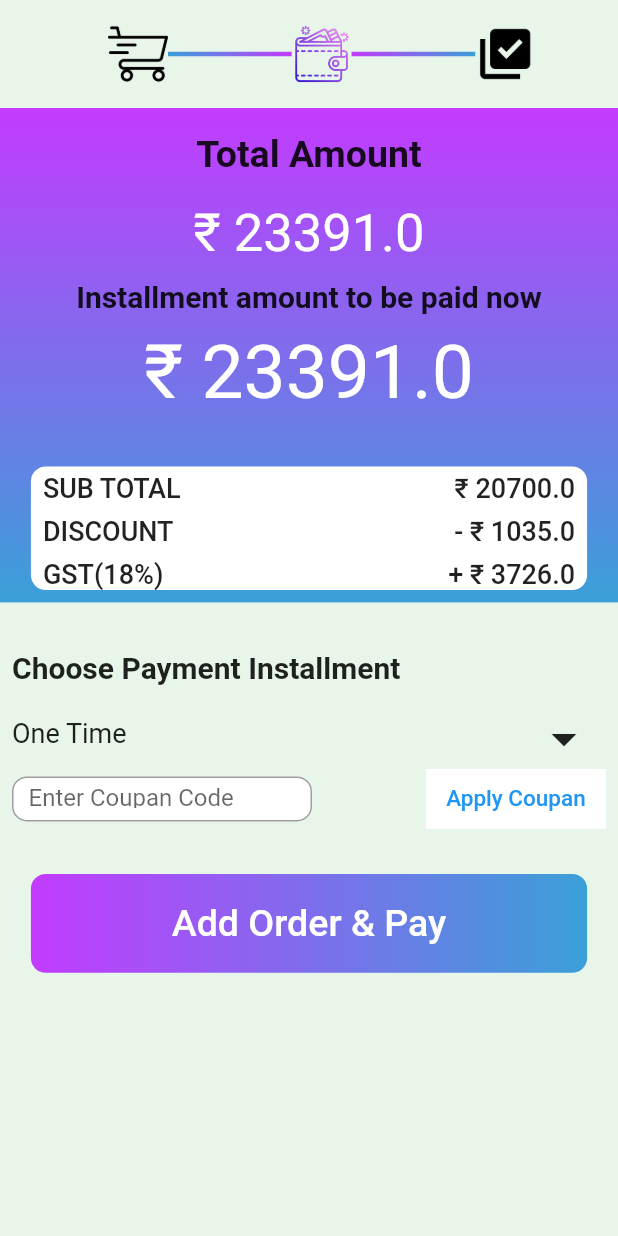
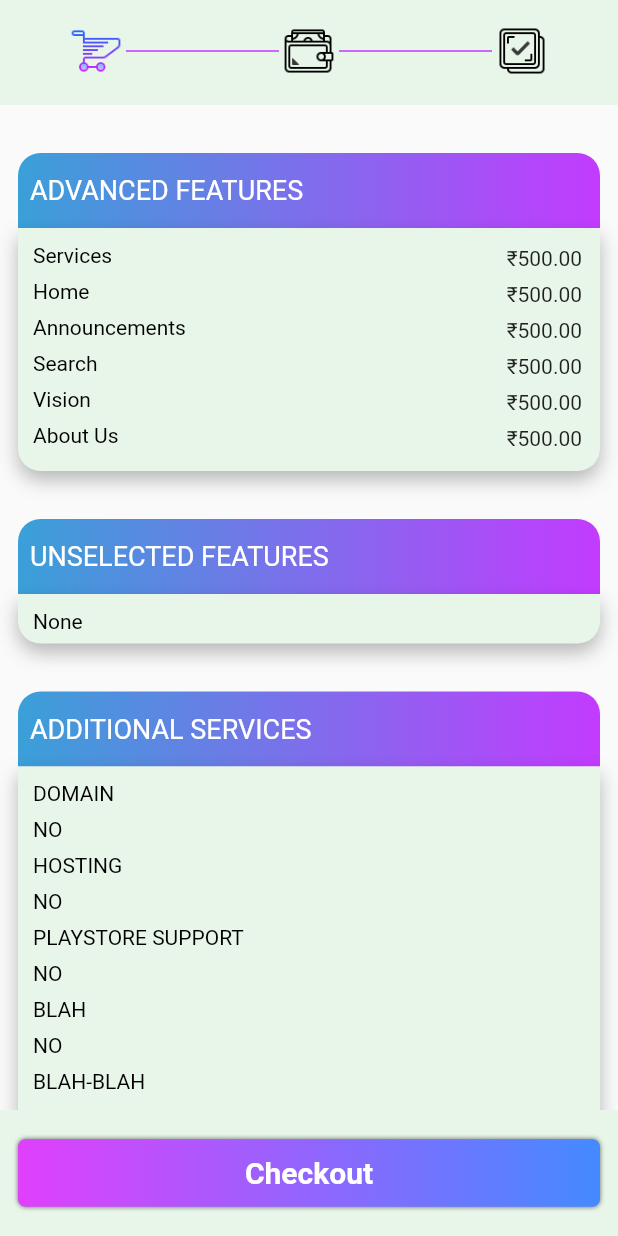
Before and after one commit to roshan-flutter/Devthread, a Flutter app: the screen it shows after launch, on a phone screen of 412 x 824 dp. Run offline on Flutter 3.47's test engine with Material 2 defaults, Android fonts, the phone set to English and light mode, and no system bars; our stand-ins replace carousel_slider.

Commit message:
checkout screen completed - gopika

```diff
--- a/lib/main.dart
+++ b/lib/main.dart
@@ -1,11 +1,4 @@
-import 'package:devthread/Test/buttontest.dart';
-import 'package:devthread/pages/cancellation_policy.dart';
-import 'package:devthread/pages/page1.dart';
-import 'package:devthread/pages/page2.dart';
-import 'package:devthread/pages/prod_Description.dart';
-import 'package:devthread/pages/services_popup.dart';
-import 'package:devthread/pages/total_amount.dart';
-import 'package:devthread/pages/userProfilePage.dart';
+import 'package:devthread/pages/checkout_page.dart';
 import 'package:flutter/material.dart';
 void main() {
   runApp( const MyApp());
@@ -21,19 +14,10 @@ class MyApp extends StatefulWidget {
 class _MyAppState extends State<MyApp> {
   @override
   Widget build(BuildContext context) {
-    return //UserProfile();
-    // return UserProfile();
-     TotalAmount();
 
     return MaterialApp(
       debugShowCheckedModeBanner: false,
-      home: Popup(),
-      //prodDescription(),
-      //UserProfile()
-
-      //return CancillationPolicy();
-      //return UserProfile();
-      // return FirstPage();
+      home: Checkout(),
 
     );
 
--- /dev/null
+++ b/lib/pages/checkout_page.dart
@@ -0,0 +1,362 @@
+import 'package:flutter/cupertino.dart';
+import 'package:flutter/material.dart';
+
+class Checkout extends StatefulWidget {
+  const Checkout({Key? key}) : super(key: key);
+
+
+  @override
+  _CheckoutState createState() => _CheckoutState();
+}
+
+class _CheckoutState extends State<Checkout> {
+  List<String> litems = ["Services", "Home", "Announcements", "Search", "Vision", "About Us"];
+  List<String> litems2 = ["None"];
+  List<String> litems3 =["DOMAIN", "NO", "HOSTING", "NO", "PLAYSTORE SUPPORT", "NO", "BLAH", "NO", "BLAH-BLAH","NO"];
+  static const double bottomNavHeight = 84;
+  static const double appbarr = 70;
+  @override
+  Widget build(BuildContext context) {
+    return Scaffold(
+      appBar: PreferredSize(
+        preferredSize: Size.fromHeight(appbarr),
+        child: AppBar(
+          centerTitle: true,
+          elevation: 0,
+          backgroundColor: Colors.green.shade50,
+          title: Top(),
+          ),
+      ),
+
+      body: ListView(
+        children: <Widget>[
+
+          // Padding(
+          //   padding: const EdgeInsets.only(top: 32.0, left: 12, right: 12),
+          //   child: Container(
+          //     height: 50,
+          //     decoration: BoxDecoration(
+          //         borderRadius: BorderRadius.only(
+          //           topRight: Radius.circular(15),
+          //           topLeft: Radius.circular(15)
+          //         ),
+          //         gradient: LinearGradient(
+          //           // begin: Alignment.topCenter,
+          //           // end: Alignment.bottomCenter,
+          //           colors: [
+          //             Color(0xFF3aa0d8),
+          //             //Colors.pink,
+          //             Color(0xFFc33bff),
+          //
+          //           ],
+          //         )
+          //     ),
+          //     child: Padding(
+          //       padding: const EdgeInsets.only(left: 8.0),
+          //       child: Row(
+          //         crossAxisAlignment: CrossAxisAlignment.center,
+          //         children: [
+          //           Text("ADVANCED FEATURES", style: TextStyle(color: Colors.white, fontSize: 18),),
+          //         ],
+          //       ),
+          //     ),
+          //   ),
+          // ),
+
+
+
+          header("ADVANCED FEATURES"),
+          SizedBox(
+                height: litems.length * 27,
+                child: Padding(
+                  padding: const EdgeInsets.symmetric(horizontal: 12.0),
+                  child: Container(
+                    decoration: BoxDecoration(
+                      color: Colors.green.shade50,
+                      borderRadius: BorderRadius.only(
+                          bottomRight: Radius.circular(15),
+                          bottomLeft: Radius.circular(15)
+                      ),
+                        boxShadow: <BoxShadow>[
+                          BoxShadow(
+                              color: Color.fromRGBO(0, 0, 0, 0.27), //shadow for button
+                              blurRadius: 10,
+                            offset: Offset(0,6),
+                          ) //blur radius of shadow
+                        ]
+
+                    ),
+                      child: Padding(
+                        padding: const EdgeInsets.only(right: 12.0, top: 10),
+                        child: cardView(litems, 1),
+                      )),
+                )
+            ),
+
+          header("UNSELECTED FEATURES"),
+          SizedBox(
+              height: litems2.length * 33,
+              child: Padding(
+                padding: const EdgeInsets.symmetric(horizontal: 12.0),
+                child: Container(
+                    decoration: BoxDecoration(
+                      color: Colors.green.shade50,
+                      borderRadius: BorderRadius.only(
+                          bottomRight: Radius.circular(15),
+                          bottomLeft: Radius.circular(15)
+                      ),
+                        boxShadow: <BoxShadow>[
+                          BoxShadow(
+                            color: Color.fromRGBO(0, 0, 0, 0.27), //shadow for button
+                            blurRadius: 10,
+                            offset: Offset(0,6),
+                          ) //blur radius of shadow
+                        ]
+
+                    ),
+                    child: Padding(
+                      padding: const EdgeInsets.only(right: 12.0, top: 10),
+                      child: cardView(litems2, 0),
+                    )),
+              )
+          ),
+
+          header("ADDITIONAL SERVICES"),
+          SizedBox(
+              height: litems3.length * 25,
+              child: Padding(
+                padding: const EdgeInsets.symmetric(horizontal: 12.0),
+                child: Container(
+                    decoration: BoxDecoration(
+                      color: Colors.green.shade50,
+                      borderRadius: BorderRadius.only(
+                          bottomRight: Radius.circular(15),
+                          bottomLeft: Radius.circular(15)
+                      ),
+                        boxShadow: <BoxShadow>[
+                          BoxShadow(
+                            color: Color.fromRGBO(0, 0, 0, 0.27), //shadow for button
+                            blurRadius: 10,
+                            offset: Offset(0,6),
+                          ) //blur radius of shadow
+                        ]
+
+                    ),
+                    child: Padding(
+                      padding: const EdgeInsets.only(right: 12.0, top: 10),
+                      child: cardView(litems3, 0),
+                    )),
+              )
+          ),
+
+          SizedBox(
+            height: 20,
+          )
+
+        ],
+      ),
+
+
+
+        bottomNavigationBar: Container(
+          height: bottomNavHeight,
+
+          color: Colors.green.shade50,
+          child: Padding(
+            padding: const EdgeInsets.all(12.0),
+            child: Row(
+              children: [
+
+                Container(
+                  width: MediaQuery.of(context).size.width- 24,
+                    height: 45,
+
+                    child: DecoratedBox(
+                        decoration: BoxDecoration(
+                            gradient: LinearGradient(
+                                colors: [
+                                  Colors.purpleAccent,
+                                  Colors.blueAccent
+                                  //add more colors
+                                ]),
+                            borderRadius: BorderRadius.circular(5),
+                            boxShadow: <BoxShadow>[
+                              BoxShadow(
+                                  color: Color.fromRGBO(0, 0, 0, 0.57), //shadow for button
+                                  blurRadius: 2) //blur radius of shadow
+                            ]
+                        ),
+                        child:Padding(
+                          padding: const EdgeInsets.only(bottom: .0),
+                          child: ElevatedButton(
+                              style: ElevatedButton.styleFrom(
+                                primary: Colors.transparent,
+                                onSurface: Colors.transparent,
+                                shadowColor: Colors.transparent,
+                                //make color or elevated button transparent
+                              ),
+                              onPressed: (){                              },
+                              child: Text("Checkout", style: TextStyle(fontWeight: FontWeight.bold, fontSize: 20),),
+                              ),
+                        )
+                    )
+                )
+              ],
+            ),
+          ),
+        )
+    );
+  }
+
+  ListView cardView(litems, num) {
+    return ListView.builder(
+      itemCount: litems.length,
+      itemBuilder: (BuildContext contextt, int index){
+        return Padding(
+          padding: const EdgeInsets.only(bottom: 3.0),
+          child: Container(
+            decoration: BoxDecoration(
+              //border: Border.all(color: Colors.black),
+              //borderRadius: BorderRadius.all(Radius.circular(8)),
+            ),
+            child: Row(
+              children: [
+                Expanded(
+                    flex: 10,
+                    child: Container(
+                      decoration: BoxDecoration(
+                        // border: Border(
+                        //     left: borderSide
+                        // ),
+
+                      ),
+                      child: Column(
+                        crossAxisAlignment: CrossAxisAlignment.start,
+                        mainAxisAlignment: MainAxisAlignment.center,
+                        children: [
+                          Padding(
+                            padding: const EdgeInsets.only(left: 10.0, bottom: 5),
+                            child: Text(litems[index], style: TextStyle(color: Colors.black, fontSize: 14),),
+                          ),
+                        ],
+                      ),
+                    )
+                ),
+
+                Column(
+                  children: [
+                    //Text("₹500.00")
+                    Text( (() {
+                      if(num == 1) {
+                        return "₹500.00";
+                      }
+                      return "";
+                    })())
+
+                  ],
+                ),
+
+              ],
+            ),
+          ),
+        );
+        //new Text(litems[index] + ":" +litems[index] );
+      },
+    );
+  }
+
+
+  Widget header(String text) => Padding(
+    padding: const EdgeInsets.only(top: 32.0, left: 12, right: 12),
+    child: Container(
+      height: 50,
+      decoration: BoxDecoration(
+          borderRadius: BorderRadius.only(
+              topRight: Radius.circular(15),
+              topLeft: Radius.circular(15)
+          ),
+          gradient: LinearGradient(
+            // begin: Alignment.topCenter,
+            // end: Alignment.bottomCenter,
+            colors: [
+              Color(0xFF3aa0d8),
+              //Colors.pink,
+              Color(0xFFc33bff),
+
+            ],
+          )
+      ),
+      child: Padding(
+        padding: const EdgeInsets.only(left: 8.0),
+        child: Row(
+          crossAxisAlignment: CrossAxisAlignment.center,
+          children: [
+            Text(text, style: TextStyle(color: Colors.white, fontSize: 18),),
+          ],
+        ),
+      ),
+    ),
+  );
+
+}
+
+class Top extends StatelessWidget {
+  const Top({Key? key}) : super(key: key);
+
+  @override
+  Widget build(BuildContext context) {
+    return Row(
+      children: [
+        Padding(
+          padding: const EdgeInsets.only(left: 28.0, top: 12),
+          child: Bar("assets/cart_color.png"),
+        ),
+
+        Expanded(
+          child: Padding(
+            padding: const EdgeInsets.only(top: 12.0),
+            child: Container(
+              //width: 80,
+              height: 1,
+              color: Color(0xFFc33bff),
+            ),
+          ),
+        ),
+        Padding(
+          padding: const EdgeInsets.only(top: 12.0),
+          child: Bar("assets/wallet_black.png"),
+        ),
+
+        Expanded(
+          child: Padding(
+            padding: const EdgeInsets.only(top: 12.0),
+            child: Container(
+              //width: 10,
+              height: 1,
+              color: Color(0xFFc33bff),
+            ),
+          ),
+        ),
+
+        Padding(
+          padding: const EdgeInsets.only(right: 28.0, top: 12),
+          child: Bar("assets/check_black.png"),
+        ),
+      ],
+    );
+  }
+
+
+}
+
+Widget Bar (String _imgpathlink){
+  return InkWell(
+    onTap: (){
+      print("button is working");
+    },
+    child: Container(
+        width: 40,
+        height: 40,
+        child: Image.asset(_imgpathlink,)),
+  );
+}
--- a/lib/pages/page2.dart
+++ b/lib/pages/page2.dart
@@ -73,11 +73,9 @@ class _SecondPageState extends State<SecondPage> {
                       children: [
                         Container(
                             width:300,
-                        height: 40,
-                       // color: Colors.red,
-                        child: SliderContainer()),
+                            height: 40,
+                            child: SliderContainer()),
                        // SizedBox(height: 0.1,),
-
                         Column(
                           children: [
                             TextButton.icon(
--- a/lib/pages/services_popup.dart
+++ b/lib/pages/services_popup.dart
@@ -1,4 +1,3 @@
-
 import 'package:flutter/cupertino.dart';
 import 'package:flutter/material.dart';
 
@@ -240,7 +239,7 @@ class _PopupState extends State<Popup> {
                               padding: const EdgeInsets.only(top: 16.0),
                               child: gradientButton("Submit"),
                             ),
-                            ],
+                          ],
                         ),
 
                       ],
--- a/lib/pages/total_amount.dart
+++ b/lib/pages/total_amount.dart
@@ -110,6 +110,10 @@ class _TotalAmountState extends State<TotalAmount> {
       ),
     );
   }
+
+
+
+
 }
 
 class Top extends StatelessWidget {
--- a/lib/pages/userProfilePage.dart
+++ b/lib/pages/userProfilePage.dart
@@ -197,7 +197,6 @@ class _UserProfileState extends State<UserProfile> {
                           Color(0xFFc33bff),
                           Color(0xFF3aa0d8)
                         ],
-
                       )
                   ),
                 ),
```
Also changed, not shown: assets/cart_color.png (added), assets/check_black.png (added), assets/check_color.png (added), assets/wallet_black.png (added).
